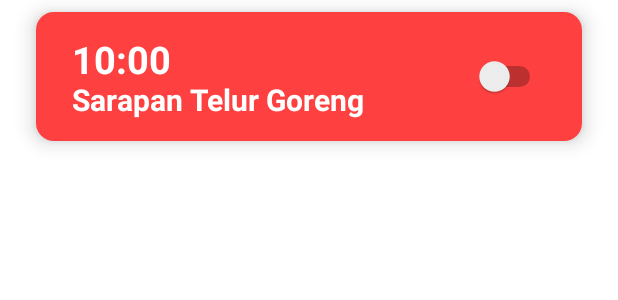
After one commit to EzGreezy/Eats, an Android app: the layout item_reminder.xml on its own in the app's theme, with its tools: preview values and no code run, on a phone screen of 412 x 824 dp. The commit adds this screen. Shown: the top 300 px of the screen. Run offline under Robolectric (Android 15) with nearby library versions, the phone set to English and light mode, and no system bars.

Commit message:
bikin desain card buat list reminder

```diff
--- a/app/src/main/java/com/papb/eats/model/Task.kt
+++ b/app/src/main/java/com/papb/eats/model/Reminder.kt
@@ -1,6 +1,6 @@
 package com.papb.eats.model
 
-class Task {
+class Reminder {
     var title: String? = ""
     var time: String = ""
     var completed: Boolean = false
--- /dev/null
+++ b/app/src/main/res/drawable/bg_shape_item.xml
@@ -0,0 +1,9 @@
+<?xml version="1.0" encoding="utf-8"?>
+<shape xmlns:android="http://schemas.android.com/apk/res/android" android:shape="rectangle">
+    <corners
+        android:radius="12dp">
+    </corners>
+    <solid
+        android:color="@color/colorPrimary">
+    </solid>
+</shape>
--- /dev/null
+++ b/app/src/main/res/drawable/ic_baseline_notifications_active_24.xml
@@ -0,0 +1,5 @@
+<vector android:height="24dp" android:tint="#FFFFFF"
+    android:viewportHeight="24" android:viewportWidth="24"
+    android:width="24dp" xmlns:android="http://schemas.android.com/apk/res/android">
+    <path android:fillColor="@android:color/white" android:pathData="M7.58,4.08L6.15,2.65C3.75,4.48 2.17,7.3 2.03,10.5h2c0.15,-2.65 1.51,-4.97 3.55,-6.42zM19.97,10.5h2c-0.15,-3.2 -1.73,-6.02 -4.12,-7.85l-1.42,1.43c2.02,1.45 3.39,3.77 3.54,6.42zM18,11c0,-3.07 -1.64,-5.64 -4.5,-6.32L13.5,4c0,-0.83 -0.67,-1.5 -1.5,-1.5s-1.5,0.67 -1.5,1.5v0.68C7.63,5.36 6,7.92 6,11v5l-2,2v1h16v-1l-2,-2v-5zM12,22c0.14,0 0.27,-0.01 0.4,-0.04 0.65,-0.14 1.18,-0.58 1.44,-1.18 0.1,-0.24 0.15,-0.5 0.15,-0.78h-4c0.01,1.1 0.9,2 2.01,2z"/>
+</vector>
--- /dev/null
+++ b/app/src/main/res/drawable/ic_baseline_notifications_none_24.xml
@@ -0,0 +1,5 @@
+<vector android:height="24dp" android:tint="#FFFFFF"
+    android:viewportHeight="24" android:viewportWidth="24"
+    android:width="24dp" xmlns:android="http://schemas.android.com/apk/res/android">
+    <path android:fillColor="@android:color/white" android:pathData="M12,22c1.1,0 2,-0.9 2,-2h-4c0,1.1 0.9,2 2,2zM18,16v-5c0,-3.07 -1.63,-5.64 -4.5,-6.32L13.5,4c0,-0.83 -0.67,-1.5 -1.5,-1.5s-1.5,0.67 -1.5,1.5v0.68C7.64,5.36 6,7.92 6,11v5l-2,2v1h16v-1l-2,-2zM16,17L8,17v-6c0,-2.48 1.51,-4.5 4,-4.5s4,2.02 4,4.5v6z"/>
+</vector>
--- /dev/null
+++ b/app/src/main/res/layout/item_reminder.xml
@@ -0,0 +1,72 @@
+<?xml version="1.0" encoding="utf-8"?>
+<androidx.constraintlayout.widget.ConstraintLayout
+    xmlns:android="http://schemas.android.com/apk/res/android"
+    xmlns:app="http://schemas.android.com/apk/res-auto"
+    xmlns:tools="http://schemas.android.com/tools"
+    android:layout_width="match_parent"
+    android:layout_height="86dp"
+    android:paddingVertical="14dp"
+    android:paddingHorizontal="24dp"
+    android:layout_marginHorizontal="24dp"
+    android:layout_marginVertical="8dp"
+    android:background="@drawable/bg_shape_item"
+    android:elevation="8dp">
+
+    <TextView
+        android:id="@+id/tv_reminder_time"
+        android:layout_width="wrap_content"
+        android:layout_height="wrap_content"
+        android:drawablePadding="8dp"
+        android:gravity="center_vertical"
+        android:paddingHorizontal="0dp"
+        android:paddingVertical="0dp"
+        android:text="10:00"
+        android:textColor="@color/white"
+        android:textSize="25sp"
+        android:textStyle="bold"
+        app:layout_constraintTop_toTopOf="parent"
+        app:layout_constraintStart_toStartOf="parent" />
+
+    <TextView
+        android:id="@+id/tv_reminder_title"
+        android:layout_width="wrap_content"
+        android:layout_height="wrap_content"
+        android:text="Sarapan Telur Goreng"
+        android:textSize="20sp"
+        android:textStyle="bold"
+        android:textColor="@color/white"
+        app:layout_constraintStart_toStartOf="parent"
+        app:layout_constraintBottom_toBottomOf="parent"
+        />
+
+<!--    <ImageView-->
+<!--        android:id="@+id/btn_delete"-->
+<!--        android:layout_width="wrap_content"-->
+<!--        android:layout_height="wrap_content"-->
+<!--        android:background="@drawable/bg_shape_delete"-->
+<!--        android:padding="8dp"-->
+<!--        android:src="@drawable/ic_delete"-->
+<!--        android:layout_marginRight="8dp"-->
+<!--        app:layout_constraintBottom_toBottomOf="parent"-->
+<!--        app:layout_constraintEnd_toStartOf="@+id/btn_check"-->
+<!--        app:layout_constraintTop_toTopOf="parent" />-->
+
+<!--    <ImageView-->
+<!--        android:id="@+id/btn_check"-->
+<!--        android:layout_width="wrap_content"-->
+<!--        android:layout_height="wrap_content"-->
+<!--        android:src="@drawable/ic_uncompleted"-->
+<!--        app:layout_constraintBottom_toBottomOf="parent"-->
+<!--        app:layout_constraintEnd_toEndOf="parent"-->
+<!--        app:layout_constraintTop_toTopOf="parent" />-->
+
+    <Switch
+        android:id="@+id/switch_reminder"
+        android:layout_width="wrap_content"
+        android:layout_height="wrap_content"
+        app:layout_constraintBottom_toBottomOf="parent"
+        app:layout_constraintEnd_toEndOf="parent"
+        app:layout_constraintTop_toTopOf="parent" />
+
+
+    </androidx.constraintlayout.widget.ConstraintLayout>
--- a/app/src/main/res/values/colors.xml
+++ b/app/src/main/res/values/colors.xml
@@ -5,4 +5,5 @@
     <color name="colorAccent">#FF6140</color>
     <color name="tomato">#FE4040</color>
     <color name="white">#FFFFFF</color>
+    <color name="black">#000000</color>
 </resources>
--- a/build.gradle
+++ b/build.gradle
@@ -6,7 +6,7 @@ buildscript {
         jcenter()
     }
     dependencies {
-        classpath "com.android.tools.build:gradle:4.0.1"
+        classpath 'com.android.tools.build:gradle:4.2.0'
         classpath "org.jetbrains.kotlin:kotlin-gradle-plugin:$kotlin_version"
 
         // NOTE: Do not place your application dependencies here; they belong
```
Also changed, not shown: app/src/main/java/com/papb/eats/MainActivity.kt (+113 -24 lines), app/src/main/java/com/papb/eats/adapter/ReminderAdapter.kt (added, +86 -0 lines), gradle/wrapper/gradle-wrapper.properties.
